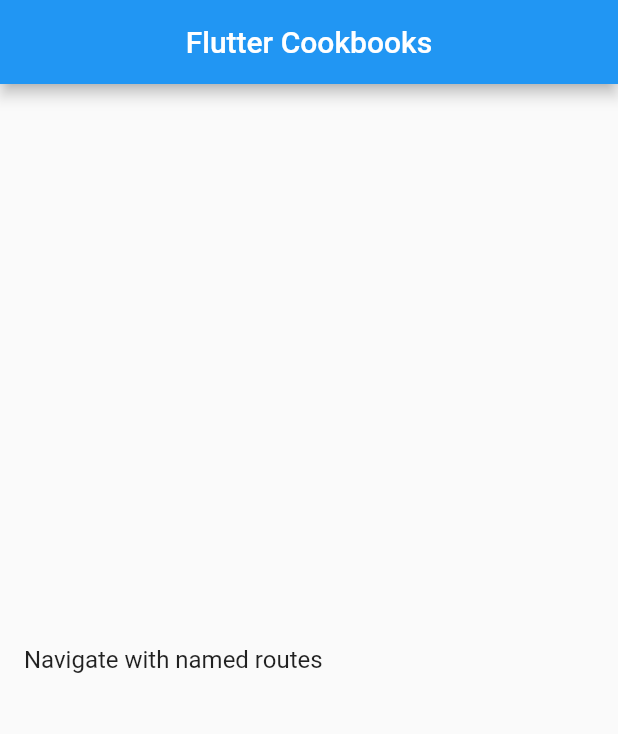
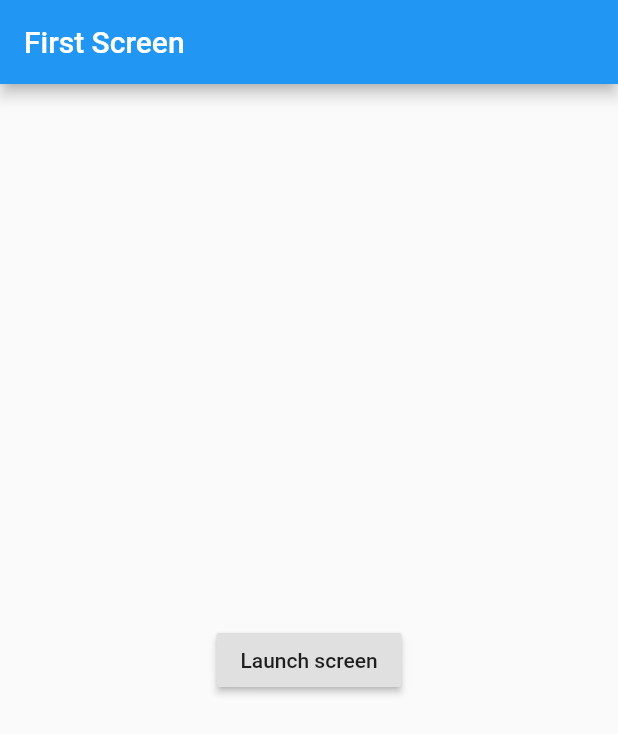
Before and after one commit to arthur-eudeline/flutter-cookbooks, a Flutter app: the screen it shows after launch, on a phone screen of 412 x 824 dp. Shown: the top 734 px of the screen. Run offline on Flutter 3.47's test engine with Material 2 defaults, Android fonts, the phone set to English and light mode, and no system bars.

Commit message:
7 Navigation > Navigate with named routes

```diff
--- /dev/null
+++ b/lib/cookbooks/07_navigation/03_navigate_with_named_routes/FirstScreen.dart
@@ -0,0 +1,21 @@
+import 'package:flutter/material.dart';
+
+class FirstScreen extends StatelessWidget {
+@override
+Widget build(BuildContext context) {
+  return Scaffold(
+    appBar: AppBar(
+      title: Text('First Screen'),
+    ),
+    body: Center(
+      child: RaisedButton(
+        child: Text('Launch screen'),
+        onPressed: () {
+          // Go to the widget defined for the route "/second" in ./routes.dart
+          Navigator.pushNamed(context, '/second');
+        },
+      ),
+    ),
+  );
+}
+}
--- /dev/null
+++ b/lib/cookbooks/07_navigation/03_navigate_with_named_routes/routes.dart
@@ -0,0 +1,12 @@
+import 'package:cookbooks_training/cookbooks/07_navigation/03_navigate_with_named_routes/FirstScreen.dart';
+import 'package:cookbooks_training/cookbooks/07_navigation/03_navigate_with_named_routes/SecondScreen.dart';
+import 'package:flutter/material.dart';
+
+routes(BuildContext context) {
+  return {
+    // When we navigate to the "/" route, build the FirstScreen Widget
+    '/': (context) => FirstScreen(),
+    // When we navigate to the "/second" route, build the SecondScreen Widget
+    '/second': (context) => SecondScreen(),
+  };
+}
--- a/lib/main.dart
+++ b/lib/main.dart
@@ -1,4 +1,5 @@
 import 'package:flutter/material.dart';
+import 'package:cookbooks_training/cookbooks/07_navigation/03_navigate_with_named_routes/routes.dart';
 
 void main() => runApp(MyApp());
 
@@ -10,7 +11,8 @@ class MyApp extends StatelessWidget {
       theme: ThemeData(
         primarySwatch: Colors.blue,
       ),
-      home: MyHomePage(title: 'Flutter Cookbooks'),
+      initialRoute: '/',
+      routes : routes(context),
     );
   }
 }
```
Also changed, not shown: lib/cookbooks/07_navigation/03_navigate_with_named_routes/SecondScreen.dart (added, +23 -0 lines).
